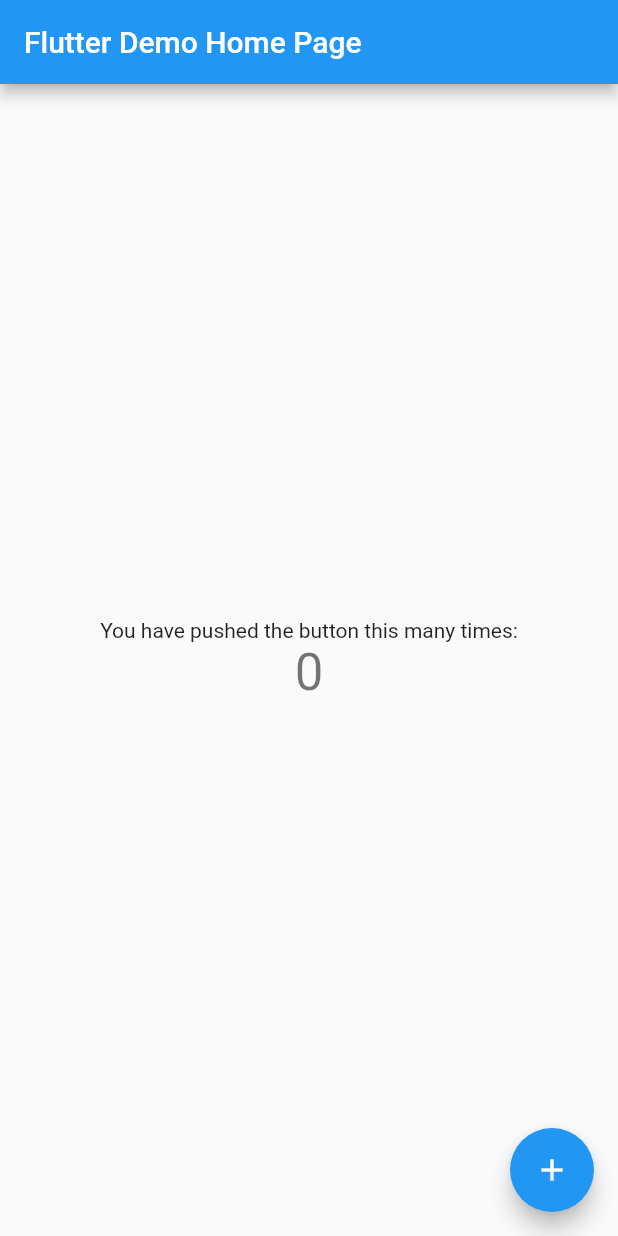
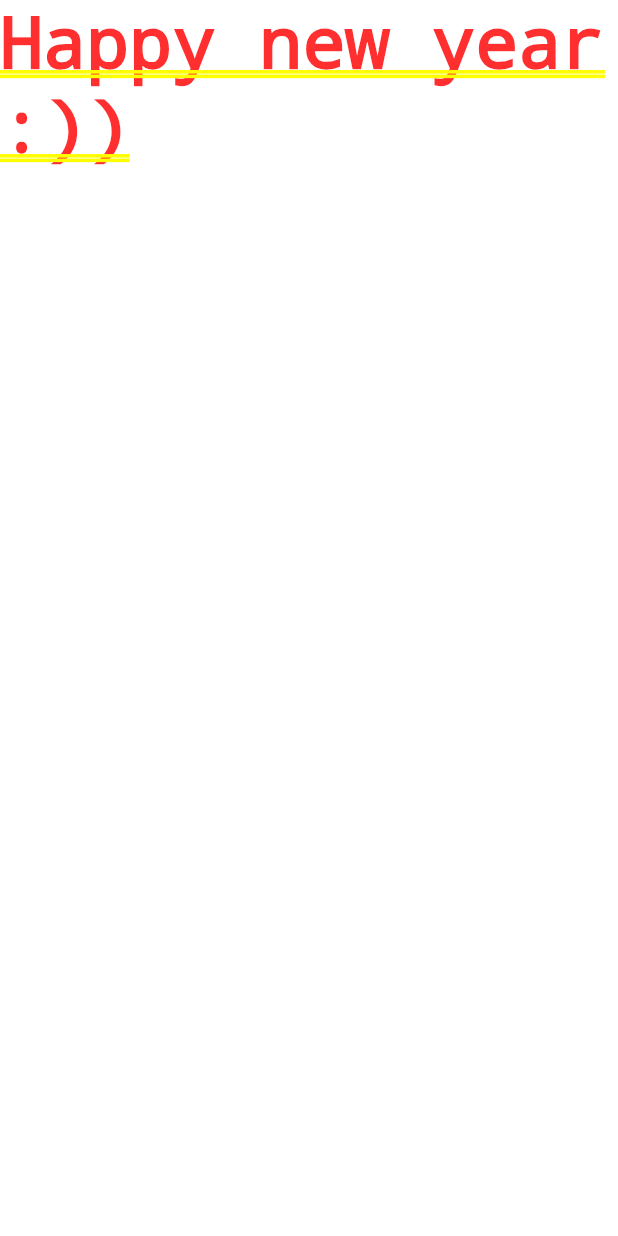
Before and after one commit to call-me-bk/definately_not_rich, a Flutter app: the screen it shows after launch, on a phone screen of 412 x 824 dp. Run offline on Flutter 3.47's test engine with Material 2 defaults, Android fonts, the phone set to English and light mode, and no system bars.

Commit message:
Added text widget under MaterialApp

```diff
--- a/lib/main.dart
+++ b/lib/main.dart
@@ -1,113 +1,7 @@
 import 'package:flutter/material.dart';
 
 void main() {
-  runApp(MyApp());
+  runApp(MaterialApp(
+    home: Text('Happy new year :))'),
+  ));
 }
-
-class MyApp extends StatelessWidget {
-  // This widget is the root of your application.
-  @override
-  Widget build(BuildContext context) {
-    return MaterialApp(
-      title: 'Flutter Demo',
-      theme: ThemeData(
-        // This is the theme of your application.
-        //
-        // Try running your application with "flutter run". You'll see the
-        // application has a blue toolbar. Then, without quitting the app, try
-        // changing the primarySwatch below to Colors.green and then invoke
-        // "hot reload" (press "r" in the console where you ran "flutter run",
-        // or simply save your changes to "hot reload" in a Flutter IDE).
-        // Notice that the counter didn't reset back to zero; the application
-        // is not restarted.
-        primarySwatch: Colors.blue,
-      ),
-      home: MyHomePage(title: 'Flutter Demo Home Page'),
-    );
-  }
-}
-
-class MyHomePage extends StatefulWidget {
-  MyHomePage({Key key, this.title}) : super(key: key);
-
-  // This widget is the home page of your application. It is stateful, meaning
-  // that it has a State object (defined below) that contains fields that affect
-  // how it looks.
-
-  // This class is the configuration for the state. It holds the values (in this
-  // case the title) provided by the parent (in this case the App widget) and
-  // used by the build method of the State. Fields in a Widget subclass are
-  // always marked "final".
-
-  final String title;
-
-  @override
-  _MyHomePageState createState() => _MyHomePageState();
-}
-
-class _MyHomePageState extends State<MyHomePage> {
-  int _counter = 0;
-
-  void _incrementCounter() {
-    setState(() {
-      // This call to setState tells the Flutter framework that something has
-      // changed in this State, which causes it to rerun the build method below
-      // so that the display can reflect the updated values. If we changed
-      // _counter without calling setState(), then the build method would not be
-      // called again, and so nothing would appear to happen.
-      _counter++;
-    });
-  }
-
-  @override
-  Widget build(BuildContext context) {
-    // This method is rerun every time setState is called, for instance as done
-    // by the _incrementCounter method above.
-    //
-    // The Flutter framework has been optimized to make rerunning build methods
-    // fast, so that you can just rebuild anything that needs updating rather
-    // than having to individually change instances of widgets.
-    return Scaffold(
-      appBar: AppBar(
-        // Here we take the value from the MyHomePage object that was created by
-        // the App.build method, and use it to set our appbar title.
-        title: Text(widget.title),
-      ),
-      body: Center(
-        // Center is a layout widget. It takes a single child and positions it
-        // in the middle of the parent.
-        child: Column(
-          // Column is also a layout widget. It takes a list of children and
-          // arranges them vertically. By default, it sizes itself to fit its
-          // children horizontally, and tries to be as tall as its parent.
-          //
-          // Invoke "debug painting" (press "p" in the console, choose the
-          // "Toggle Debug Paint" action from the Flutter Inspector in Android
-          // Studio, or the "Toggle Debug Paint" command in Visual Studio Code)
-          // to see the wireframe for each widget.
-          //
-          // Column has various properties to control how it sizes itself and
-          // how it positions its children. Here we use mainAxisAlignment to
-          // center the children vertically; the main axis here is the vertical
-          // axis because Columns are vertical (the cross axis would be
-          // horizontal).
-          mainAxisAlignment: MainAxisAlignment.center,
-          children: <Widget>[
-            Text(
-              'You have pushed the button this many times:',
-            ),
-            Text(
-              '$_counter',
-              style: Theme.of(context).textTheme.headline4,
-            ),
-          ],
-        ),
-      ),
-      floatingActionButton: FloatingActionButton(
-        onPressed: _incrementCounter,
-        tooltip: 'Increment',
-        child: Icon(Icons.add),
-      ), // This trailing comma makes auto-formatting nicer for build methods.
-    );
-  }
-}
```
